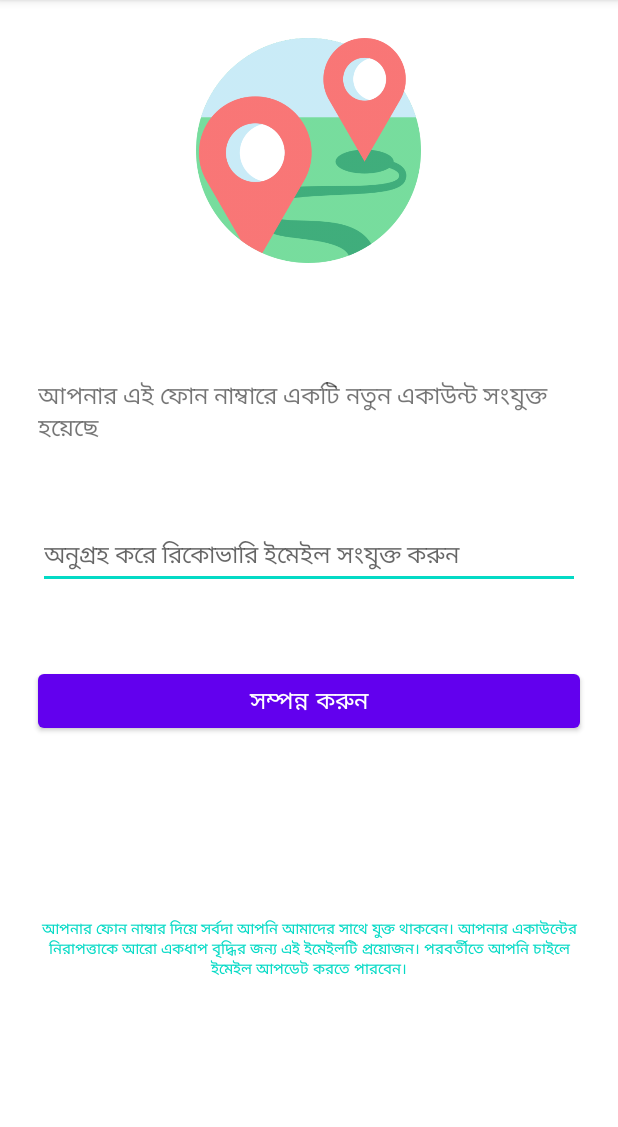
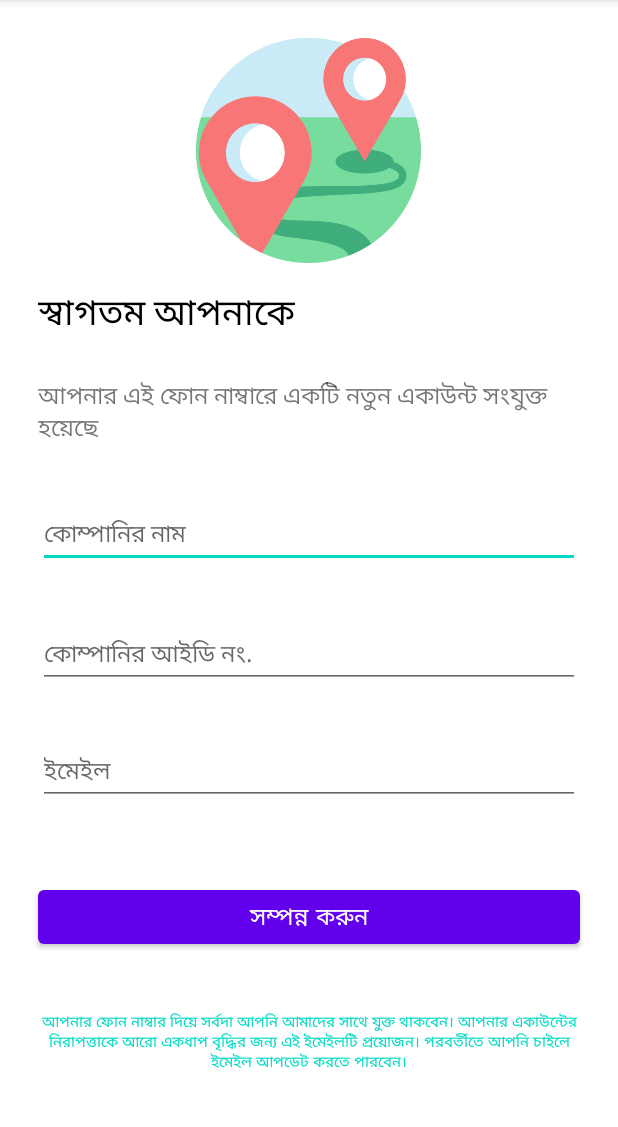
Before and after one commit to Jabiullah/ShohozThikana, an Android app: the Registration screen opened directly, with no data from a screen before it, on a phone screen of 412 x 824 dp, the part 84-1211 px from its top. Run offline under Robolectric (Android 15) with nearby library versions, the phone set to English and light mode, and no system bars.

Commit message:
Registration part completed - Service Provider

```diff
--- a/app/src/main/java/com/example/bashakoi/URLs.java
+++ b/app/src/main/java/com/example/bashakoi/URLs.java
@@ -4,5 +4,5 @@ public class URLs {
     private static final String ROOT_URL = "http://192.168.103.245/bashakoi/";
 
     public static final String URL_AUTH =  ROOT_URL + "ApiConnect.php?" ;
-//    public static final String URL_R_EMAIL =  ROOT_URL + "RecoveryEmail.php?" ;
+    public static final String URL_R_EMAIL =  ROOT_URL + "Registration.php?" ;
 }
--- a/app/src/main/res/layout/activity_registration.xml
+++ b/app/src/main/res/layout/activity_registration.xml
@@ -25,7 +25,7 @@
         android:layout_marginTop="15sp"
         android:gravity="left"
         android:text="@string/recover_heading"
-        android:textColor="@color/white"
+        android:textColor="@color/black"
         android:textSize="24sp" />
 
     <TextView
@@ -39,38 +39,70 @@
         android:layout_marginBottom="25dp"
         android:text="@string/recover_input_text"
         android:textSize="16sp" />
+
+
     <EditText
-        android:id="@+id/recoveryEmail"
+        android:id="@+id/company_name"
         android:layout_width="match_parent"
         android:layout_height="wrap_content"
         android:layout_below="@+id/recoveryInput"
-        android:hint="@string/recover_input_hint"
         android:layout_marginLeft="25sp"
-        android:layout_marginTop="25dp"
+        android:layout_marginTop="11dp"
         android:layout_marginRight="25dp"
         android:layout_marginBottom="25dp"
+        android:hint="@string/company_name"
         android:inputType="textEmailAddress"
         android:maxLines="1"
         android:textSize="16sp" />
+
+    <EditText
+        android:id="@+id/company_id"
+        android:layout_width="match_parent"
+        android:layout_height="wrap_content"
+        android:layout_below="@+id/company_name"
+        android:layout_marginLeft="25sp"
+        android:layout_marginTop="10dp"
+        android:layout_marginRight="25dp"
+        android:layout_marginBottom="25dp"
+        android:hint="@string/company_id"
+        android:inputType="textEmailAddress"
+        android:maxLines="1"
+        android:textSize="16sp" />
+
+    <EditText
+        android:id="@+id/servicer_email"
+        android:layout_width="match_parent"
+        android:layout_height="wrap_content"
+        android:layout_below="@+id/company_id"
+        android:layout_marginLeft="25sp"
+        android:layout_marginTop="8dp"
+        android:layout_marginRight="25dp"
+        android:layout_marginBottom="25dp"
+        android:hint="@string/email"
+        android:inputType="textEmailAddress"
+        android:maxLines="1"
+        android:textSize="16sp" />
+
     <Button
-        android:id="@+id/btn_inputEmail"
+        android:id="@+id/btn_submit"
         android:layout_width="match_parent"
         android:layout_height="wrap_content"
         android:textSize="16sp"
-        android:layout_below="@+id/recoveryEmail"
+        android:layout_below="@+id/servicer_email"
         android:layout_marginLeft="25sp"
         android:layout_marginTop="25dp"
         android:layout_marginRight="25dp"
         android:layout_marginBottom="25dp"
         android:text="@string/recover_btn"
         />
+
     <TextView
         android:id="@+id/recoveryInformation"
         android:layout_width="match_parent"
         android:layout_height="wrap_content"
-        android:layout_below="@+id/btn_inputEmail"
+        android:layout_below="@+id/btn_submit"
         android:layout_marginLeft="25sp"
-        android:layout_marginTop="95sp"
+        android:layout_marginTop="13dp"
         android:layout_marginRight="25sp"
         android:text="@string/recover_info"
         android:textAlignment="center"
--- a/app/src/main/res/values/strings.xml
+++ b/app/src/main/res/values/strings.xml
@@ -9,6 +9,9 @@
     <string name="recover_heading">স্বাগতম আপনাকে</string>
     <string name="recover_input_text">আপনার এই ফোন নাম্বারে একটি নতুন একাউন্ট সংযুক্ত হয়েছে</string>
     <string name="recover_input_hint">অনুগ্রহ করে রিকোভারি ইমেইল সংযুক্ত করুন</string>
+    <string name="company_name">কোম্পানির নাম</string>
+    <string name="company_id" > কোম্পানির আইডি নং.</string>
+    <string name="email">ইমেইল</string>
     <string name="recover_info">আপনার ফোন নাম্বার দিয়ে সর্বদা আপনি আমাদের সাথে যুক্ত থাকবেন। আপনার একাউন্টের নিরাপত্তাকে আরো একধাপ বৃদ্ধির জন্য এই ইমেইলটি প্রয়োজন।  পরবর্তীতে আপনি চাইলে ইমেইল আপডেট করতে পারবেন।</string>
     <string name="recover_btn">সম্পন্ন করুন</string>
 </resources>
```
Also changed, not shown: app/src/main/java/com/example/bashakoi/Registration.java (+99 -1 lines), app/src/main/java/com/example/bashakoi/activity_login_page.java (+5 -4 lines), app/src/main/res/layout/activity_home_page.xml (+9 -2 lines).
